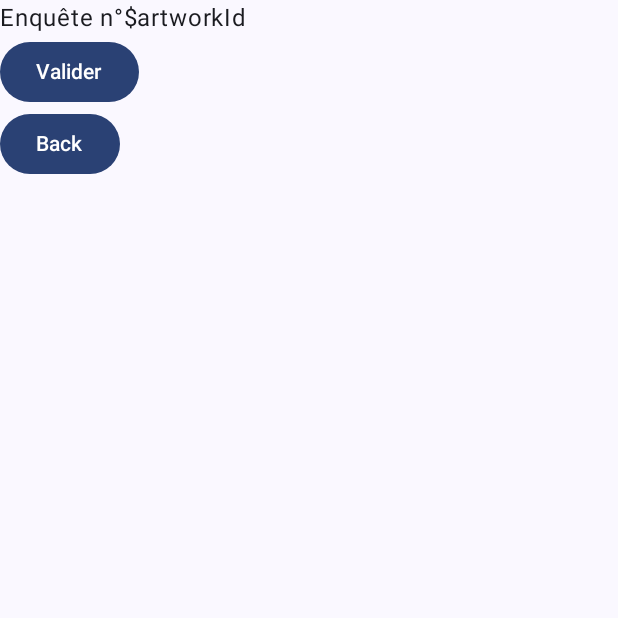
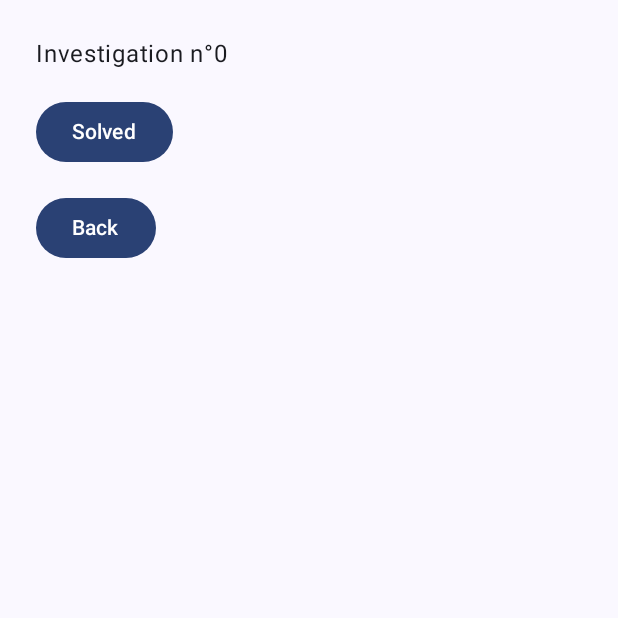
Before and after one commit to SamuellaFom/Art-Detective, an Android app built with Jetpack Compose: the composable InvestigationScreen called with empty values, on a phone screen of 412 x 824 dp, the top half of it. Run offline under Robolectric (Android 15) with nearby library versions, the phone set to English and light mode, and no system bars.

Commit message:
fix(navigation): corrige l'affichage des écrans et retire la dépendance en double

```diff
--- a/app/build.gradle.kts
+++ b/app/build.gradle.kts
@@ -46,7 +46,6 @@ dependencies {
     implementation(libs.androidx.compose.ui.tooling.preview)
     implementation(libs.androidx.core.ktx)
     implementation(libs.androidx.lifecycle.runtime.ktx)
-    implementation(libs.androidx.ui)
     implementation(libs.coil.compose)
     implementation(libs.coil.network.okhttp)
     implementation(libs.retrofit)
--- a/app/src/main/java/fr/esgi/artdetective/ui/home/HomeScreen.kt
+++ b/app/src/main/java/fr/esgi/artdetective/ui/home/HomeScreen.kt
@@ -17,9 +17,9 @@ fun HomeScreen(onStartInvestigation: () -> Unit) {
         modifier = Modifier.fillMaxSize().padding(24.dp),
         verticalArrangement = Arrangement.spacedBy(16.dp),
     ) {
-        Text("Accueil", style = MaterialTheme.typography.headlineMedium)
+        Text("Home", style = MaterialTheme.typography.headlineMedium)
         Button(onClick = onStartInvestigation) {
-            Text("Commencer l'enquête du jour")
+            Text("Start Investigation")
         }
     }
 }
--- a/app/src/main/java/fr/esgi/artdetective/ui/investigation/Investigation.kt
+++ /dev/null
@@ -1,19 +0,0 @@
-package fr.esgi.artdetective.ui.investigation
-
-import androidx.compose.foundation.layout.Column
-import androidx.compose.material3.Button
-import androidx.compose.material3.Text
-import androidx.compose.runtime.Composable
-
-@Composable
-fun InvestigationScreen(artworkId: Int, onSolved: (Int) -> Unit, onBack: () -> Unit) {
-    Column() {
-        Text("Enquête n°\$artworkId")
-        Button(onClick = { onSolved(artworkId) }) {
-            Text("Valider")
-        }
-        Button(onClick = onBack) {
-            Text("Back")
-        }
-    }
-}
--- /dev/null
+++ b/app/src/main/java/fr/esgi/artdetective/ui/investigation/InvestigationScreen.kt
@@ -0,0 +1,29 @@
+package fr.esgi.artdetective.ui.investigation
+
+import androidx.compose.foundation.layout.Arrangement
+import androidx.compose.foundation.layout.Column
+import androidx.compose.foundation.layout.fillMaxSize
+import androidx.compose.foundation.layout.padding
+import androidx.compose.material3.Button
+import androidx.compose.material3.Text
+import androidx.compose.runtime.Composable
+import androidx.compose.ui.Modifier
+import androidx.compose.ui.unit.dp
+
+@Composable
+fun InvestigationScreen(artworkId: Int, onSolved: (Int) -> Unit, onBack: () -> Unit) {
+    Column(
+        modifier = Modifier
+            .fillMaxSize()
+            .padding(24.dp),
+        verticalArrangement = Arrangement.spacedBy(16.dp),
+    ) {
+        Text("Investigation n°$artworkId")
+        Button(onClick = { onSolved(artworkId) }) {
+            Text("Solved")
+        }
+        Button(onClick = onBack) {
+            Text("Back")
+        }
+    }
+}
--- a/gradle/libs.versions.toml
+++ b/gradle/libs.versions.toml
@@ -12,7 +12,6 @@ composeBom = "2026.09.00"
 retrofit = "3.0.0"
 foundation = "1.12.1"
 navigation = "2.9.5"
-ui = "1.12.1"
 
 [libraries]
 androidx-core-ktx = { group = "androidx.core", name = "core-ktx", version.ref = "coreKtx" }
@@ -38,7 +37,6 @@ androidx-navigation-compose = { module = "androidx.navigation:navigation-compose
 androidx-lifecycle-viewmodel-compose = { module = "androidx.lifecycle:lifecycle-viewmodel-compose", version.ref = "lifecycleRuntimeKtx" }
 androidx-lifecycle-runtime-compose = { module = "androidx.lifecycle:lifecycle-runtime-compose", version.ref = "lifecycleRuntimeKtx" }
 androidx-compose-icons-extended = { module = "androidx.compose.material:material-icons-extended" }
-androidx-ui = { group = "androidx.compose.ui", name = "ui", version.ref = "ui" }
 
 [plugins]
 android-application = { id = "com.android.application", version.ref = "agp" }
```
Also changed, not shown: app/src/main/java/fr/esgi/artdetective/ui/artist/Artist.kt (deleted, +0 -13 lines), app/src/main/java/fr/esgi/artdetective/ui/artist/ArtistScreen.kt (added, +27 -0 lines), app/src/main/java/fr/esgi/artdetective/ui/favorites/Favorites.kt (deleted, +0 -9 lines), app/src/main/java/fr/esgi/artdetective/ui/favorites/FavoritesScreen.kt (added, +21 -0 lines), app/src/main/java/fr/esgi/artdetective/ui/gallery/GalleryScreen.kt (renamed from app/src/main/java/fr/esgi/artdetective/ui/gallery/Gallery.kt, +4 -3 lines).
